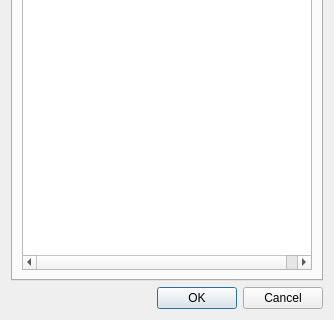
Before: the Qt Designer form csearch.ui in birkeh/qtMultimediaDB, drawn with Qt 5; both pictures show x 0 to 334 and y 140 to 460 of the 334 by 460 pixel window.
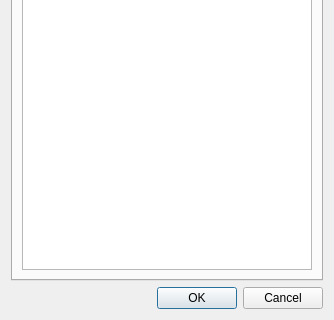
After: the same form once the commit is applied.

Commit message: switched from QTreeWidget to QTreeView

```diff
--- a/csearch.ui
+++ b/csearch.ui
@@ -53,28 +53,13 @@
             </layout>
            </item>
            <item>
-            <widget class="QTreeWidget" name="m_lpResults">
-             <property name="columnCount">
-              <number>3</number>
+            <widget class="QTreeView" name="m_lpResults">
+             <property name="editTriggers">
+              <set>QAbstractItemView::NoEditTriggers</set>
              </property>
-             <attribute name="headerVisible">
-              <bool>false</bool>
-             </attribute>
-             <column>
-              <property name="text">
-               <string notr="true">1</string>
-              </property>
-             </column>
-             <column>
-              <property name="text">
-               <string notr="true">2</string>
-              </property>
-             </column>
-             <column>
-              <property name="text">
-               <string notr="true">3</string>
-              </property>
-             </column>
+             <property name="alternatingRowColors">
+              <bool>true</bool>
+             </property>
             </widget>
            </item>
           </layout>
```
The commit also changes 19 other files.
